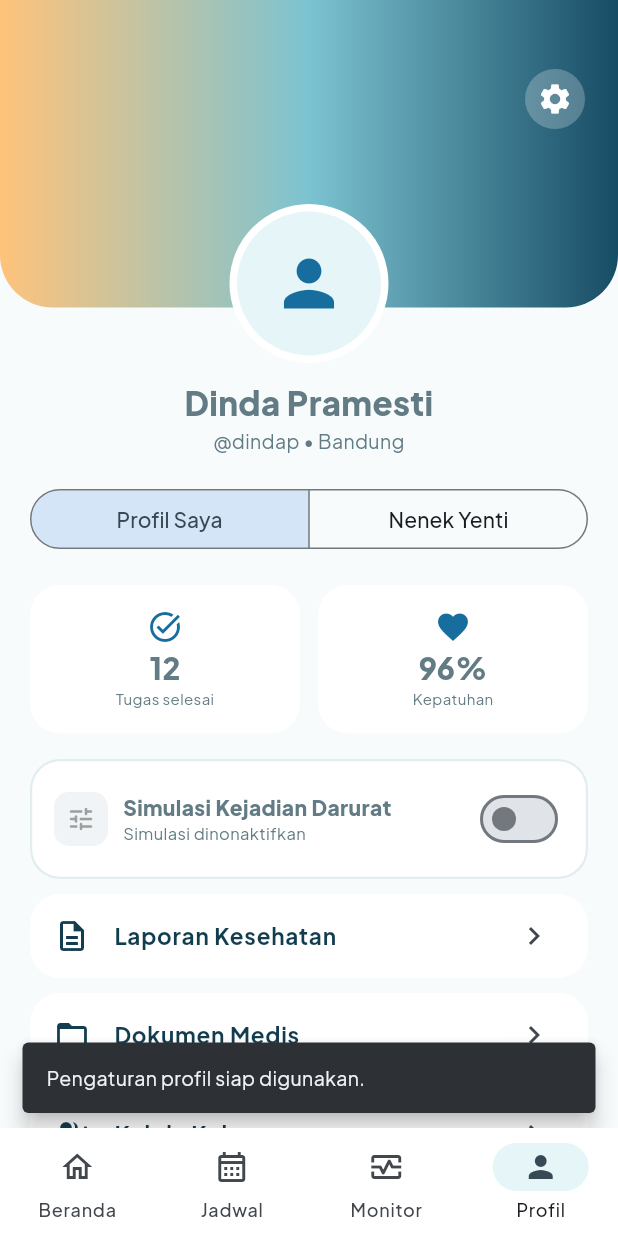
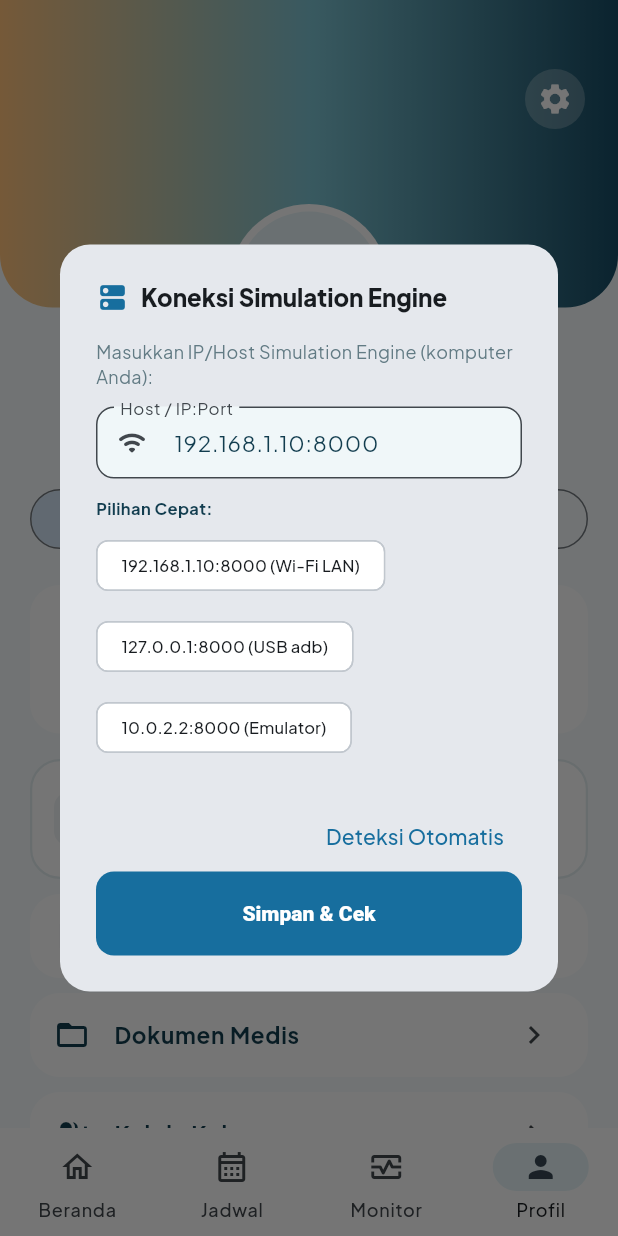
Before and after one commit to OlssenLS/joints-hackathon, a Flutter app: the Shell screen opened directly, item 4 of the bottom bar chosen, after a tap on the "settings" icon, on a phone screen of 412 x 824 dp. Run offline on Flutter 3.47's test engine with Material 3 defaults, Android fonts, the phone set to English and light mode, and no system bars; our stand-ins replace shared_preferences; accounts and stored records are empty; network calls fail.

Commit message:
feat(deploy): configure LAN server fallback, settings dialog, release build and iOS CI

```diff
--- a/lib/main.dart
+++ b/lib/main.dart
@@ -362,6 +362,97 @@ class Onboarding extends StatelessWidget {
   );
 }
 
+void showServerConfigDialog(BuildContext context, [VoidCallback? onUpdated]) {
+  final controller = TextEditingController(text: TelemetryService.instance.host);
+  showDialog<void>(
+    context: context,
+    builder: (ctx) => AlertDialog(
+      shape: RoundedRectangleBorder(borderRadius: BorderRadius.circular(20)),
+      title: const Row(
+        children: [
+          Icon(Icons.dns_rounded, color: C.primary, size: 22),
+          SizedBox(width: 8),
+          Text('Koneksi Simulation Engine', style: TextStyle(fontSize: 16, fontWeight: FontWeight.w800)),
+        ],
+      ),
+      content: Column(
+        mainAxisSize: MainAxisSize.min,
+        crossAxisAlignment: CrossAxisAlignment.start,
+        children: [
+          const Text(
+            'Masukkan IP/Host Simulation Engine (komputer Anda):',
+            style: TextStyle(fontSize: 12, color: C.muted),
+          ),
+          const SizedBox(height: 12),
+          TextField(
+            controller: controller,
+            decoration: InputDecoration(
+              labelText: 'Host / IP:Port',
+              hintText: '192.168.1.10:8000',
+              border: OutlineInputBorder(borderRadius: BorderRadius.circular(12)),
+              isDense: true,
+              prefixIcon: const Icon(Icons.wifi_rounded, size: 20),
+            ),
+          ),
+          const SizedBox(height: 12),
+          const Text('Pilihan Cepat:', style: TextStyle(fontSize: 11, fontWeight: FontWeight.w700, color: C.ink)),
+          const SizedBox(height: 6),
+          Wrap(
+            spacing: 6,
+            runSpacing: 6,
+            children: [
+              ActionChip(
+                label: const Text('192.168.1.10:8000 (Wi-Fi LAN)', style: TextStyle(fontSize: 11)),
+                onPressed: () => controller.text = '192.168.1.10:8000',
+              ),
+              ActionChip(
+                label: const Text('127.0.0.1:8000 (USB adb)', style: TextStyle(fontSize: 11)),
+                onPressed: () => controller.text = '127.0.0.1:8000',
+              ),
+              ActionChip(
+                label: const Text('10.0.2.2:8000 (Emulator)', style: TextStyle(fontSize: 11)),
+                onPressed: () => controller.text = '10.0.2.2:8000',
+              ),
+            ],
+          ),
+        ],
+      ),
+      actions: [
+        TextButton(
+          onPressed: () async {
+            Navigator.pop(ctx);
+            final found = await TelemetryService.instance.probeWorkingHost();
+            onUpdated?.call();
+            if (context.mounted) {
+              msg(context, found != null ? 'Terhubung ke $found' : 'Backend belum terdeteksi aktif.');
+            }
+          },
+          child: const Text('Deteksi Otomatis'),
+        ),
+        FilledButton(
+          style: FilledButton.styleFrom(
+            backgroundColor: C.primary,
+            shape: RoundedRectangleBorder(borderRadius: BorderRadius.circular(12)),
+          ),
+          onPressed: () async {
+            final newHost = controller.text.trim();
+            if (newHost.isNotEmpty) {
+              await TelemetryService.instance.setHost(newHost);
+              final ok = await TelemetryService.instance.checkHealth();
+              onUpdated?.call();
+              if (context.mounted) {
+                msg(context, ok ? 'Berhasil terhubung ke $newHost!' : 'Tersimpan, namun belum ada respon dari $newHost.');
+              }
+            }
+            if (ctx.mounted) Navigator.pop(ctx);
+          },
+          child: const Text('Simpan & Cek'),
+        ),
+      ],
+    ),
+  );
+}
+
 class Access extends StatefulWidget {
   const Access({super.key});
   @override
@@ -392,77 +483,7 @@ class _AccessState extends State<Access> {
     }
   }
 
-  void _editHostDialog(BuildContext context) {
-    final controller = TextEditingController(text: TelemetryService.instance.host);
-    showDialog<void>(
-      context: context,
-      builder: (ctx) => AlertDialog(
-        title: const Text('Koneksi Server Simulation', style: TextStyle(fontSize: 16, fontWeight: FontWeight.bold)),
-        content: Column(
-          mainAxisSize: MainAxisSize.min,
-          crossAxisAlignment: CrossAxisAlignment.start,
-          children: [
-            const Text(
-              'Pilih alamat backend simulation engine sesuai konfigurasi Anda:',
-              style: TextStyle(fontSize: 12, color: Colors.black54),
-            ),
-            const SizedBox(height: 12),
-            TextField(
-              controller: controller,
-              decoration: const InputDecoration(
-                labelText: 'Host:Port',
-                border: OutlineInputBorder(),
-                isDense: true,
-              ),
-            ),
-            const SizedBox(height: 10),
-            Wrap(
-              spacing: 6,
-              runSpacing: 6,
-              children: [
-                ActionChip(
-                  label: const Text('127.0.0.1:8000', style: TextStyle(fontSize: 11)),
-                  onPressed: () => controller.text = '127.0.0.1:8000',
-                ),
-                ActionChip(
-                  label: const Text('192.168.1.10:8000', style: TextStyle(fontSize: 11)),
-                  onPressed: () => controller.text = '192.168.1.10:8000',
-                ),
-                ActionChip(
-                  label: const Text('10.0.2.2:8000', style: TextStyle(fontSize: 11)),
-                  onPressed: () => controller.text = '10.0.2.2:8000',
-                ),
-              ],
-            ),
-          ],
-        ),
-        actions: [
-          TextButton(
-            onPressed: () async {
-              Navigator.pop(ctx);
-              final found = await TelemetryService.instance.probeWorkingHost();
-              await _checkServer();
-              if (context.mounted) {
-                msg(context, found != null ? 'Terhubung ke $found' : 'Backend belum terdeteksi aktif.');
-              }
-            },
-            child: const Text('Deteksi Otomatis'),
-          ),
-          ElevatedButton(
-            onPressed: () async {
-              final newHost = controller.text.trim();
-              if (newHost.isNotEmpty) {
-                await TelemetryService.instance.setHost(newHost);
-                await _checkServer();
-              }
-              if (ctx.mounted) Navigator.pop(ctx);
-            },
-            child: const Text('Simpan & Cek'),
-          ),
-        ],
-      ),
-    );
-  }
+  void _editHostDialog(BuildContext context) => showServerConfigDialog(context, _checkServer);
 
   Future<void> login() async {
     if (email.text.isEmpty || pass.text.isEmpty) {
@@ -1429,8 +1450,9 @@ class _ProfileState extends State<Profile> {
               right: 18,
               child: IconButton.filled(
                 style: IconButton.styleFrom(backgroundColor: Colors.white24),
-                onPressed: () =>
-                    msg(context, 'Pengaturan profil siap digunakan.'),
+                onPressed: () => showServerConfigDialog(context, () {
+                  if (mounted) setState(() {});
+                }),
                 icon: const Icon(Icons.settings, color: Colors.white),
               ),
             ),
--- a/lib/services/telemetry_service.dart
+++ b/lib/services/telemetry_service.dart
@@ -14,8 +14,8 @@ class TelemetryService {
   }
 
   void _initDefaultHost() {
-    // Default to 127.0.0.1:8000 which works on Desktop, Web, and Android with adb reverse
-    _host = '127.0.0.1:8000';
+    // Default to the computer's LAN IP so standalone mobile apps connect over Wi-Fi without USB
+    _host = kIsWeb ? '127.0.0.1:8000' : '192.168.1.10:8000';
     initHostFromPrefs();
   }
 
@@ -29,7 +29,7 @@ class TelemetryService {
     } catch (_) {}
   }
 
-  String _host = '127.0.0.1:8000';
+  String _host = '192.168.1.10:8000';
   String get host => _host;
   set host(String value) {
     setHost(value);
@@ -65,15 +65,15 @@ class TelemetryService {
     }
   }
 
-  /// Probes multiple common endpoints (adb reverse, LAN IP, emulator) and switches to the first responding host.
+  /// Probes multiple common endpoints (LAN IP, adb reverse, emulator) and switches to the first responding host.
   Future<String?> probeWorkingHost() async {
     if (await checkHealth(_host)) {
       return _host;
     }
 
     final candidates = [
+      '192.168.1.10:8000',
       '127.0.0.1:8000',
-      '192.168.1.10:8000',
       '10.0.2.2:8000',
     ];
 
```
Also changed, not shown: 2 other files.
